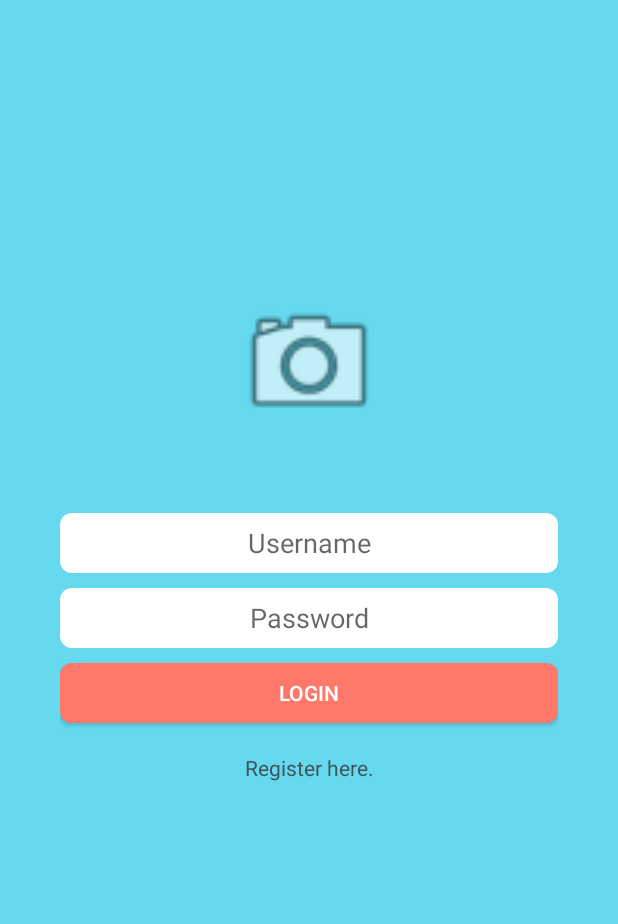
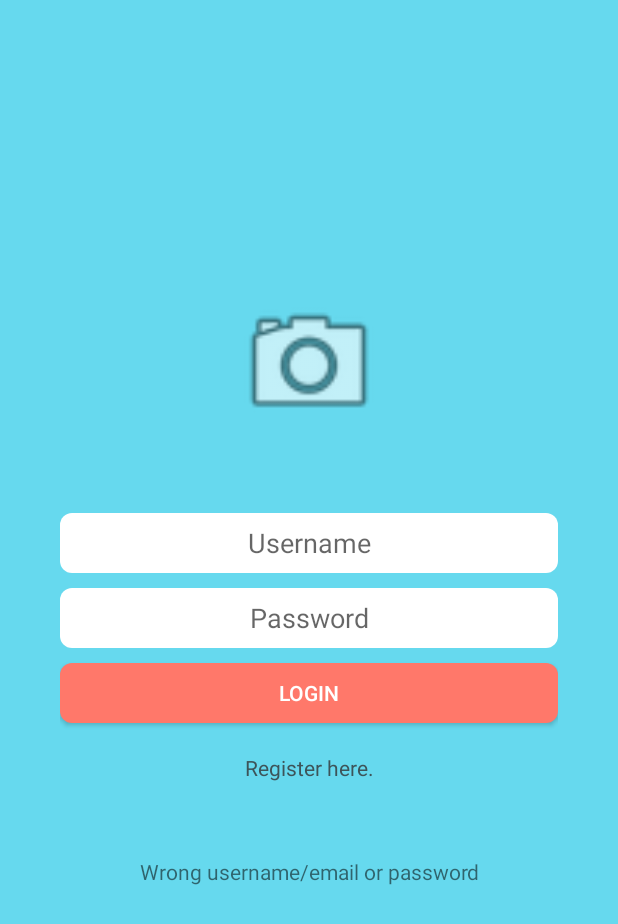
Before and after one commit to OAMKProductDesignImplementation2018/android-client, an Android app: the screen it shows after launch (LoginActivity), after a tap on "LOGIN", on a phone screen of 412 x 824 dp. Shown: the top 924 px of the screen. Run offline under Robolectric (Android 15) with nearby library versions, the phone set to English and light mode, and no system bars; network calls fail; 1 statement that could not run was skipped.

Commit message:
minor fixes

```diff
--- a/ProductDesignMobile/app/src/main/java/android/productdesignmobile/LoginActivity.java
+++ b/ProductDesignMobile/app/src/main/java/android/productdesignmobile/LoginActivity.java
@@ -34,8 +34,10 @@ import java.util.Objects;
 public class LoginActivity extends AppCompatActivity {
     public static SessionManager session;
 
-    public static final int CONNECTION_TIMEOUT=10000;
-    public static final int READ_TIMEOUT=15000;
+    //public static final int CONNECTION_TIMEOUT=10000;
+    //public static final int READ_TIMEOUT=15000;
+
+    private TextView status;
 
     @Override
     protected void onCreate(Bundle savedInstanceState) {
@@ -44,6 +46,7 @@ public class LoginActivity extends AppCompatActivity {
 
         EditText username = findViewById(R.id.loginEditTextUsername);
         EditText password = findViewById(R.id.loginEditTextPassword);
+        status = findViewById(R.id.loginTextViewStatus);
 
         Button login_button = findViewById(R.id.loginButtonLogin);
         login_button.setOnClickListener(v -> {
@@ -96,6 +99,7 @@ public class LoginActivity extends AppCompatActivity {
         protected void onPostExecute(String result) {
             if (!result.equals("{}")) {
                 try {
+                    status.setText(R.string.loginStatusRetrievingUserData);
                     JSONObject json = new JSONObject(result);
                     String temp = json.getString("userData");
                     JSONObject result_json = new JSONObject(temp);
@@ -108,7 +112,8 @@ public class LoginActivity extends AppCompatActivity {
                     e.printStackTrace();
                 }
             } else {
-                Toast.makeText(context, "Wrong email or password", Toast.LENGTH_SHORT).show();
+                status.setText(R.string.loginStatusWrongCredentials);
+                Toast.makeText(context, "Wrong username/email or password", Toast.LENGTH_SHORT).show();
             }
         }
 
@@ -118,6 +123,7 @@ public class LoginActivity extends AppCompatActivity {
         }
 
         private String HttpPost(String urlAddress) throws IOException, JSONException {
+            status.setText(R.string.loginStatusConnecting);
             URL url = new URL(urlAddress);
             HttpURLConnection conn = (HttpURLConnection) url.openConnection();
             conn.setRequestMethod("POST");
@@ -136,9 +142,11 @@ public class LoginActivity extends AppCompatActivity {
                     result.append(line);
                 }
                 Log.d("LoginUser", "Reponse result: " + result.toString());
+                status.setText(R.string.loginStatusConnectionSuccessful);
                 return(result.toString());
             }
             else{
+                status.setText(R.string.loginStatusConnectionFailed);
                 return("unsuccessful");
             }
             //return conn.getResponseMessage()+"";
@@ -167,7 +175,7 @@ public class LoginActivity extends AppCompatActivity {
 
 
 
-    private class AsyncLogin extends AsyncTask<String, String, String>
+    /*private class AsyncLogin extends AsyncTask<String, String, String>
     {
         HttpURLConnection conn;
         URL url = null;
@@ -246,5 +254,5 @@ public class LoginActivity extends AppCompatActivity {
                 Toast.makeText(LoginActivity.this, "Connection Problem.", Toast.LENGTH_LONG).show();
             }
         }
-    }
+    }*/
 }
--- a/ProductDesignMobile/app/src/main/res/layout/login_activity.xml
+++ b/ProductDesignMobile/app/src/main/res/layout/login_activity.xml
@@ -18,6 +18,15 @@
         android:textAlignment="center"
         android:textColor="@color/colorPalettonDark"
         android:text="@string/loginTextViewSignUp" />
+
+    <TextView
+        android:id="@+id/loginTextViewStatus"
+        android:layout_width="match_parent"
+        android:layout_height="wrap_content"
+        android:layout_below="@id/loginTextViewSignUp"
+        android:layout_marginTop="50dp"
+        android:textAlignment="center"
+        android:text=""/>
 
     <Button
         android:id="@+id/loginButtonLogin"
--- a/ProductDesignMobile/app/src/main/res/values/strings.xml
+++ b/ProductDesignMobile/app/src/main/res/values/strings.xml
@@ -7,6 +7,11 @@
     <string name="loginTextViewUsername">Username</string>
     <string name="loginTextViewSignUp">Register here.</string>
     <string name="loginButtonSignUp">Sign up</string>
+    <string name="loginStatusConnecting">Connecting to database</string>
+    <string name="loginStatusConnectionSuccessful">Connection successful</string>
+    <string name="loginStatusConnectionFailed">Connection failed</string>
+    <string name="loginStatusRetrievingUserData">Retrieving user data</string>
+    <string name="loginStatusWrongCredentials">Wrong username/email or password</string>
 
     <string name="signUpTextViewHeader">Sign Up</string>
     <string name="signUpHintFirstName">First name</string>
```
Also changed, not shown: ProductDesignMobile/app/src/main/java/android/productdesignmobile/ProfileSettingsFragment.java (+36 -60 lines), ProductDesignMobile/app/src/main/java/android/productdesignmobile/SessionManager.java (+14 -1 lines).
